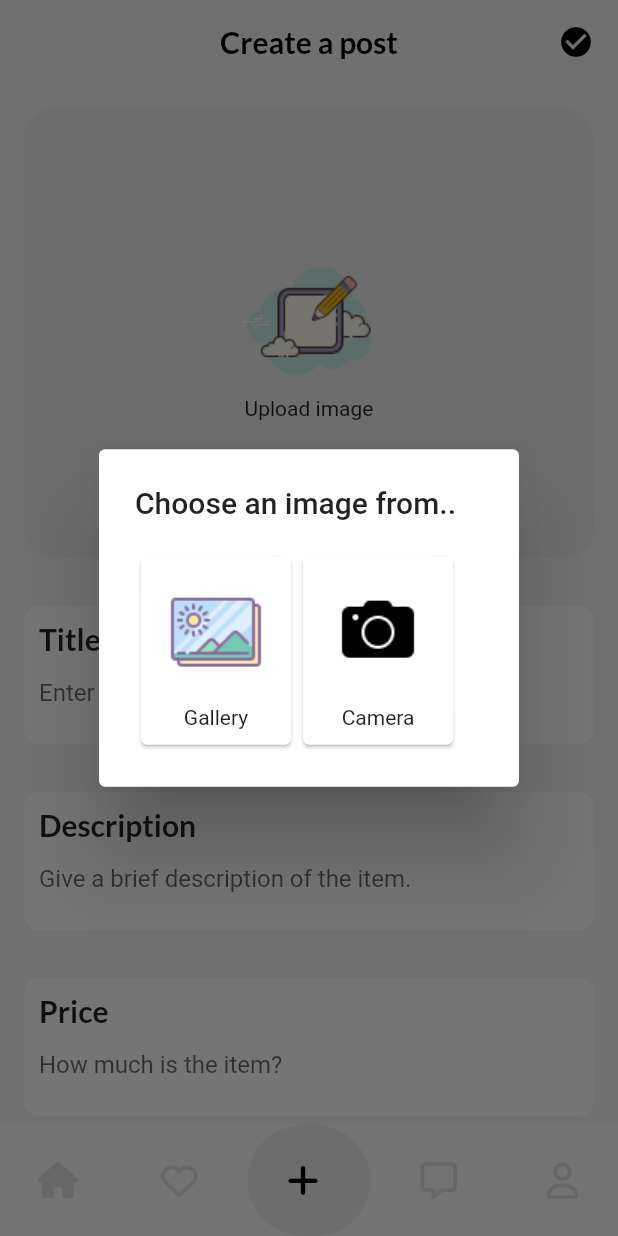
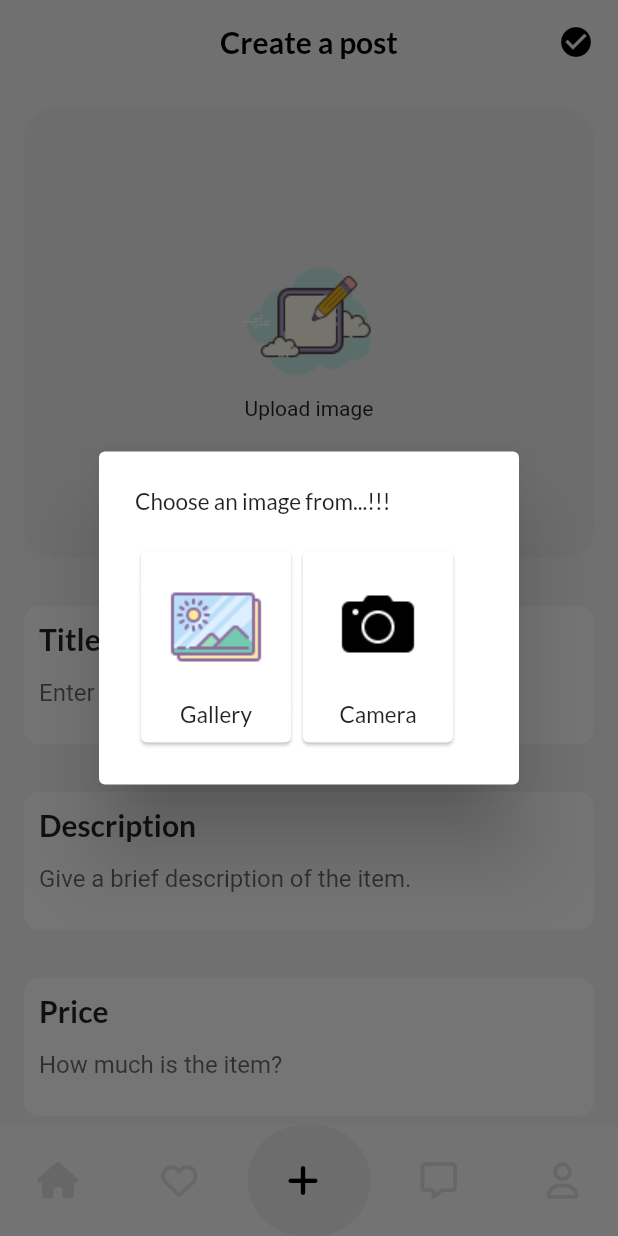
Before and after one commit to johnomeyo/campusMkt, a Flutter app: the screen it shows once a user with an empty profile is signed in, item 3 of the bottom bar chosen, after a tap on "Upload image", on a phone screen of 412 x 824 dp. Run offline on Flutter 3.47's test engine with Material 2 defaults, Android fonts, the light colour scheme and no system bars; drawn by our look-alikes of google_nav_bar; our stand-ins replace cloud_firestore, device_preview, firebase_auth, firebase_core, font_awesome_flutter, google_fonts and 1 more; accounts and stored records are empty; network calls fail.

Commit message:
added the image picker

```diff
--- a/lib/tabs/upload.dart
+++ b/lib/tabs/upload.dart
@@ -1,6 +1,9 @@
+import 'dart:io';
+
 import 'package:campus_market_place/components/delta_widgets.dart';
 import 'package:flutter/material.dart';
 import 'package:google_fonts/google_fonts.dart';
+import 'package:image_picker/image_picker.dart';
 
 class UploadPage extends StatefulWidget {
   const UploadPage({super.key});
@@ -16,6 +19,28 @@ class _UploadPageState extends State<UploadPage> {
   final sizeController = TextEditingController();
   final mileageController = TextEditingController();
   final measurementController = TextEditingController();
+  String selectedPath = "";
+
+  selectImageFromGallery() async {
+    XFile? file = await ImagePicker()
+        .pickImage(source: ImageSource.gallery, imageQuality: 10);
+    if (file != null) {
+      return file.path;
+    } else {
+      return '';
+    }
+  }
+
+  selectImageFromCamera() async {
+    XFile? file = await ImagePicker()
+        .pickImage(source: ImageSource.camera, imageQuality: 10);
+    if (file != null) {
+      return file.path;
+    } else {
+      return '';
+    }
+  }
+
   @override
   Widget build(BuildContext context) {
     return Scaffold(
@@ -55,16 +80,40 @@ class _UploadPageState extends State<UploadPage> {
                       decoration: BoxDecoration(
                           borderRadius: BorderRadius.circular(20),
                           color: Colors.grey[200]),
-                    child: GestureDetector(
+                      child: selectedPath == ""
+                          ? GestureDetector(
                               onTap: () {
                                 showDialog(
                                     context: context,
                                     builder: (context) => AlertDialog(
-                                  title: const Text("Choose an image from.."),
+                                          title: Text(
+                                            "Choose an image from...!!!",
+                                            style: GoogleFonts.lato(
+                                                textStyle: const TextStyle(
+                                                    fontSize: 15,
+                                                    fontWeight:
+                                                        FontWeight.w500)),
+                                          ),
                                           content: SingleChildScrollView(
                                             child: Row(
                                               children: [
-                                        Card(
+                                                GestureDetector(
+                                                  onTap: () async {
+                                                    selectedPath =
+                                                        await selectImageFromGallery();
+                                                    if (selectedPath != "") {
+                                                      Navigator.pop(context);
+                                                      setState(() {});
+                                                    } else {
+                                                      ScaffoldMessenger.of(
+                                                              context)
+                                                          .showSnackBar(
+                                                              const SnackBar(
+                                                                  content: Text(
+                                                                      "No image selected")));
+                                                    }
+                                                  },
+                                                  child: Card(
                                                     child: Column(
                                                       children: [
                                                         Image.asset(
@@ -72,15 +121,42 @@ class _UploadPageState extends State<UploadPage> {
                                                           height: 100,
                                                           width: 100,
                                                         ),
-                                              const Padding(
+                                                        Padding(
                                                           padding:
-                                                    EdgeInsets.only(bottom: 10),
-                                                child: Text('Gallery'),
+                                                              const EdgeInsets
+                                                                      .only(
+                                                                  bottom: 10),
+                                                          child: Text(
+                                                            'Gallery',
+                                                            style: GoogleFonts.lato(
+                                                                textStyle: const TextStyle(
+                                                                    fontSize:
+                                                                        15,
+                                                                    fontWeight:
+                                                                        FontWeight
+                                                                            .w500)),
+                                                          ),
                                                         ),
                                                       ],
                                                     ),
                                                   ),
-                                        Card(
+                                                ),
+                                                GestureDetector(
+                                                  onTap: () async {
+                                                    await selectImageFromCamera();
+                                                    if (selectedPath != "") {
+                                                      Navigator.pop(context);
+                                                      setState(() {});
+                                                    } else {
+                                                      ScaffoldMessenger.of(
+                                                              context)
+                                                          .showSnackBar(
+                                                              const SnackBar(
+                                                                  content: Text(
+                                                                      "No image selected")));
+                                                    }
+                                                  },
+                                                  child: Card(
                                                     child: Column(
                                                       children: [
                                                         Image.asset(
@@ -88,12 +164,24 @@ class _UploadPageState extends State<UploadPage> {
                                                           height: 100,
                                                           width: 100,
                                                         ),
-                                              const Padding(
+                                                        Padding(
                                                           padding:
-                                                    EdgeInsets.only(bottom: 10),
-                                                child: Text('Camera'),
+                                                              const EdgeInsets
+                                                                      .only(
+                                                                  bottom: 10),
+                                                          child: Text(
+                                                            'Camera',
+                                                            style: GoogleFonts.lato(
+                                                                textStyle: const TextStyle(
+                                                                    fontSize:
+                                                                        15,
+                                                                    fontWeight:
+                                                                        FontWeight
+                                                                            .w500)),
+                                                          ),
                                                         ),
                                                       ],
+                                                    ),
                                                   ),
                                                 ),
                                               ],
@@ -108,8 +196,11 @@ class _UploadPageState extends State<UploadPage> {
                                   const Text("Upload image"),
                                 ],
                               ),
-                    ),
-                  ),
+                            )
+                          : Image.file(
+                              File(selectedPath),
+                              fit: BoxFit.cover,
+                            )),
                 ),
               ),
               UploadPageTextBox(
--- a/pubspec.yaml
+++ b/pubspec.yaml
@@ -43,6 +43,7 @@ dependencies:
   google_nav_bar: ^5.0.6
   provider: ^6.0.5
   font_awesome_flutter: ^10.5.0
+  image_picker: ^1.0.0
 
 dev_dependencies:
   flutter_test:
```
Also changed, not shown: lib/pages/sign_up.dart (+0 -9 lines), pubspec.lock, 5 other files. Lines whose indentation alone changed are shown as unchanged.
